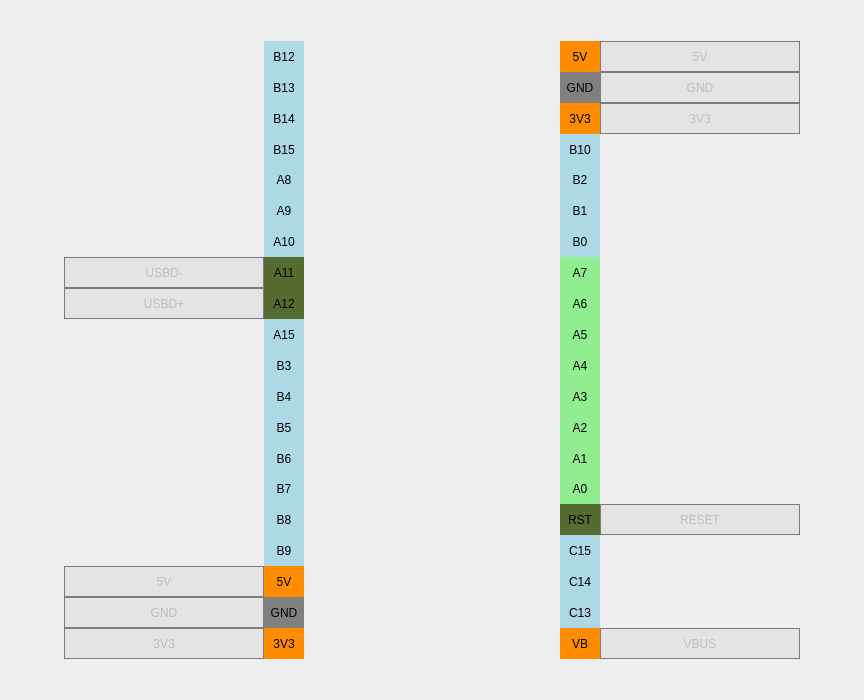
Above: src/widgets/pins/pinsblackpill.ui from anpeaco/FreeJoyXConfiguratorQt before the change. Below: the same form after it.
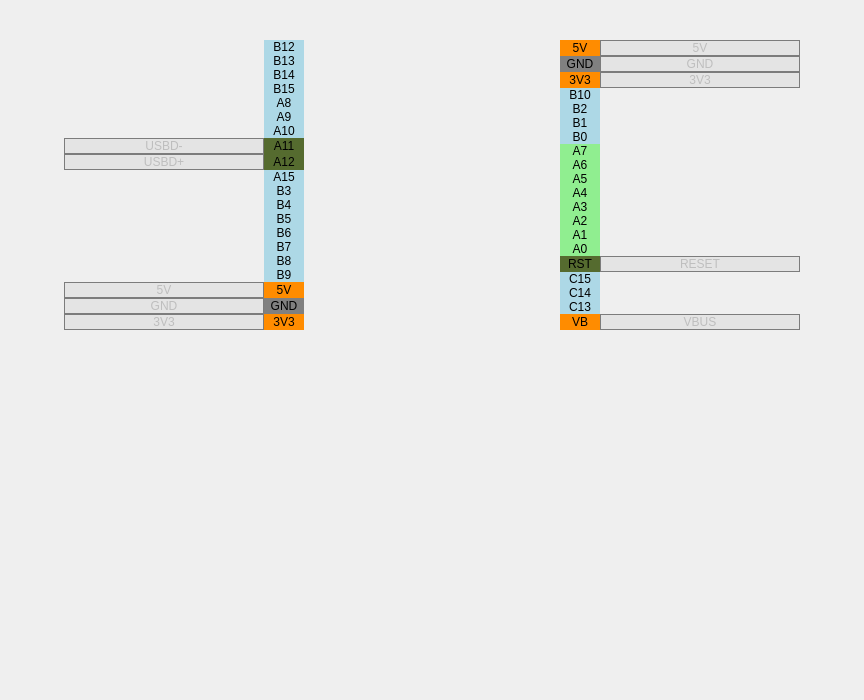
That is the form after the change. Icons and pictures are not drawn.

The edit to the form file:
```diff
--- a/src/widgets/pins/pinsblackpill.ui
+++ b/src/widgets/pins/pinsblackpill.ui
@@ -10,7 +10,7 @@
     <height>700</height>
    </rect>
   </property>
-  <layout class="QGridLayout" name="gridLayout" rowstretch="1,15,1" columnstretch="4,15,16,15,4">
+  <layout class="QGridLayout" name="gridLayout" rowstretch="0,0,1" columnstretch="4,15,16,15,4">
    <property name="leftMargin">
     <number>0</number>
    </property>
```
